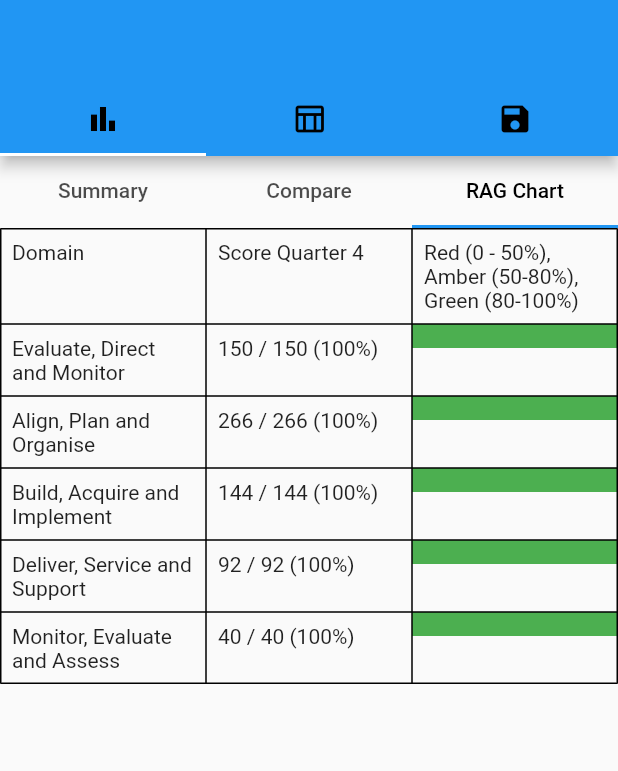
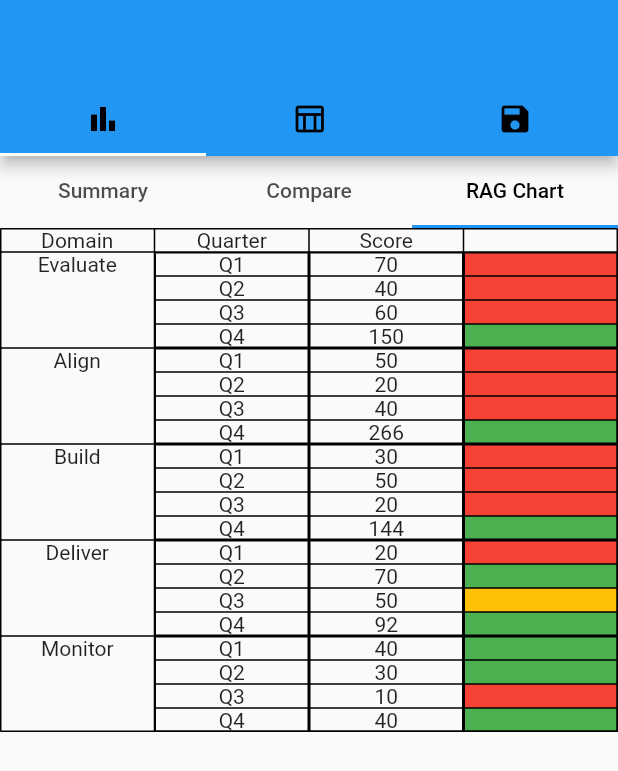
Before and after one commit to bellezhang119/cobit_dss_app, a Flutter app: the screen it shows after launch, tab 3 chosen, on a phone screen of 412 x 824 dp. Shown: the top 771 px of the screen. Run offline on Flutter 3.47's test engine with Material 2 defaults, Android fonts, the phone set to English and light mode, and no system bars; our stand-ins replace cloud_firestore, firebase_core, fl_chart, syncfusion_flutter_charts; missing offline and left inert: charts_common; accounts and stored records are empty.

Commit message:
Updated RAG Chart tab
+Added previous quarters

```diff
--- a/lib/datas/table_data.dart
+++ b/lib/datas/table_data.dart
@@ -165,6 +165,33 @@ class TableData {
     return totalDomainScores;
   }
 
+  static List<int> calculateMaxDomainScores() {
+    List<int> scores = List<int>.filled(40, 0);
+    List<int> weightValues = _weights.values.toList();
+    for (int i = 0; i < 40; i++) {
+      scores[i] = (weightValues[i] * weightValues[i] * 1 + weightValues[i]);
+    }
+
+    List<int> maxDomainScores = List<int>.filled(5, 0);
+
+    maxDomainScores[0] =
+        scores.sublist(0, 5).fold(0, (value, element) => value + element);
+
+    maxDomainScores[1] =
+        scores.sublist(5, 19).fold(0, (value, element) => value + element);
+
+    maxDomainScores[2] =
+        scores.sublist(19, 30).fold(0, (value, element) => value + element);
+
+    maxDomainScores[3] =
+        scores.sublist(30, 36).fold(0, (value, element) => value + element);
+
+    maxDomainScores[4] =
+        scores.sublist(36, 40).fold(0, (values, element) => values + element);
+
+    return maxDomainScores;
+  }
+
   static List<int> calculateDomainScores(List<int> audits) {
     List<int> scores = List<int>.filled(40, 0);
     List<int> weightValues = _weights.values.toList();
--- a/lib/pages/homepage.dart
+++ b/lib/pages/homepage.dart
@@ -184,7 +184,10 @@ class _HomePageState extends State<HomePage> with TickerProviderStateMixin {
                   updateQuarter3Data: updateQuarter3Data,
                   updateQuarter4Data: updateQuarter4Data),
               RAGChartTab(
-                  domainScores: quarter4Data,
+                quarter1Data: quarter1Data,
+                quarter2Data: quarter2Data,
+                quarter3Data: quarter3Data,
+                quarter4Data: quarter4Data,
               ),
             ],
           ),
--- a/lib/tabs/individual_barchart.dart
+++ b/lib/tabs/individual_barchart.dart
@@ -69,10 +69,10 @@ class _IndividualBarChartState extends State<IndividualBarChart> {
                   tooltipBehavior: _tooltip,
                   series: <ChartSeries<Domain, String>>[
                 ColumnSeries<Domain, String>(
-                    dataSource: data,
-                    xValueMapper: (Domain data, _) => data.domain,
-                    yValueMapper: (Domain data, _) => data.score,
-                    color: Colors.black)
+                  dataSource: data,
+                  xValueMapper: (Domain data, _) => data.domain,
+                  yValueMapper: (Domain data, _) => data.score,
+                )
               ]))
         ]))));
   }
--- a/lib/tabs/ragchart_tab.dart
+++ b/lib/tabs/ragchart_tab.dart
@@ -1,76 +1,178 @@
-// ragchart_tab.dart
-
 import 'package:flutter/material.dart';
 import 'dart:math';
 import '../datas/table_data.dart';
 
-class RAGChartTab extends StatelessWidget {
-  final List<int> domainScores;
-  final List<String> domainNames = [
-    'Evaluate, Direct and Monitor',
-    'Align, Plan and Organise',
-    'Build, Acquire and Implement',
-    'Deliver, Service and Support',
-    'Monitor, Evaluate and Assess',
+class RAGChartTab extends StatefulWidget {
+  final List<int> quarter1Data;
+  final List<int> quarter2Data;
+  final List<int> quarter3Data;
+  final List<int> quarter4Data;
+
+  RAGChartTab(
+      {Key? key,
+      required this.quarter1Data,
+      required this.quarter2Data,
+      required this.quarter3Data,
+      required this.quarter4Data})
+      : super(key: key);
+
+  @override
+  _RAGChartTab createState() => _RAGChartTab();
+}
+
+class _RAGChartTab extends State<RAGChartTab> {
+  List<int> get quarter1Data => widget.quarter1Data;
+  List<int> get quarter2Data => widget.quarter2Data;
+  List<int> get quarter3Data => widget.quarter3Data;
+  List<int> get quarter4Data => widget.quarter4Data;
+  List<int> maxDomainScores = TableData.calculateMaxDomainScores();
+
+  List<String> domainNames = [
+    'Evaluate',
+    'Align',
+    'Build',
+    'Deliver',
+    'Monitor',
   ];
 
-  final List<int> domainWeights = [150, 266, 144, 92, 40];
+  List<TableRow> buildRows() {
+    List<TableRow> rows = [];
 
-  RAGChartTab({required this.domainScores});
+    // Build the header row
+    rows.add(
+      TableRow(
+        children: [
+          Center(child: Text('Domain')),
+          Center(child: Text('Quarter')),
+          Center(child: Text('Score')),
+          Text(''),
+        ],
+      ),
+    );
+
+    // Build the data rows dynamically using a for loop
+    for (int i = 0; i < domainNames.length; i++) {
+      rows.add(
+        TableRow(
+          children: [
+            Center(child: Text(domainNames[i])),
+            TableCell(
+              child: Table(
+                border: TableBorder.all(),
+                children: [
+                  TableRow(
+                    children: [Center(child: Text('Q1'))],
+                  ),
+                  TableRow(
+                    children: [Center(child: Text('Q2'))],
+                  ),
+                  TableRow(
+                    children: [Center(child: Text('Q3'))],
+                  ),
+                  TableRow(
+                    children: [Center(child: Text('Q4'))],
+                  ),
+                ],
+              ),
+            ),
+            TableCell(
+              child: Table(
+                border: TableBorder.all(),
+                children: [
+                  TableRow(
+                    children: [
+                      Center(child: Text(widget.quarter1Data[i].toString())),
+                    ],
+                  ),
+                  TableRow(
+                    children: [
+                      Center(child: Text(widget.quarter2Data[i].toString())),
+                    ],
+                  ),
+                  TableRow(
+                    children: [
+                      Center(child: Text(widget.quarter3Data[i].toString())),
+                    ],
+                  ),
+                  TableRow(
+                    children: [
+                      Center(child: Text(widget.quarter4Data[i].toString())),
+                    ],
+                  ),
+                ],
+              ),
+            ),
+            TableCell(
+              child: Table(
+                border: TableBorder.all(),
+                children: [
+                  TableRow(
+                    children: [
+                      Container(
+                        alignment: Alignment.center,
+                        color: getTableCellColor(
+                            widget.quarter1Data[i], maxDomainScores[i]),
+                        child: Text(''),
+                      ),
+                    ],
+                  ),
+                  TableRow(
+                    children: [
+                      Container(
+                        alignment: Alignment.center,
+                        color: getTableCellColor(
+                            widget.quarter2Data[i], maxDomainScores[i]),
+                        child: Text(''),
+                      ),
+                    ],
+                  ),
+                  TableRow(
+                    children: [
+                      Container(
+                        alignment: Alignment.center,
+                        color: getTableCellColor(
+                            widget.quarter3Data[i], maxDomainScores[i]),
+                        child: Text(''),
+                      ),
+                    ],
+                  ),
+                  TableRow(
+                    children: [
+                      Container(
+                        alignment: Alignment.center,
+                        color: getTableCellColor(
+                            widget.quarter4Data[i], maxDomainScores[i]),
+                        child: Text(''),
+                      ),
+                    ],
+                  ),
+                ],
+              ),
+            ),
+          ],
+        ),
+      );
+    }
+
+    return rows;
+  }
 
   @override
   Widget build(BuildContext context) {
-    return _buildTable();
-  }
-
-  Widget _buildTable() {
-    int rowCount = min(domainNames.length, domainScores.length);
-
-    List<TableRow> rows = [];
-    rows.add(_buildTableRow(['Domain', 'Score Quarter 4', 'Red (0 - 50%), Amber (50-80%), Green (80-100%)'])); // Header row
-    for (int i = 0; i < rowCount; i++) {
-      int totalWeight = domainWeights[i];
-      double totalWeightValue = totalWeight.toDouble();
-      double percentage = totalWeightValue != 0 ? (domainScores[i] / totalWeightValue) * 100 : 0;
-      Color? backgroundColor = _getScoreBoxColor(percentage);
-      rows.add(_buildTableRow([
-        domainNames[i],
-        '${domainScores[i]} / $totalWeight (${percentage.toStringAsFixed(0)}%)',
-        backgroundColor,
-      ]));
-    }
-
-    return Table(
-      border: TableBorder.all(),
-      children: rows,
-    );
-  }
-
-  TableRow _buildTableRow(List<dynamic> rowData) {
-    return TableRow(
-      children: rowData.map((cellData) => _buildTableCell(cellData)).toList(),
-    );
-  }
-
-  Widget _buildTableCell(dynamic data) {
-    return TableCell(
-      child: Container(
-        padding: EdgeInsets.all(8.0),
-        color: data is Color ? data : null, // Set the background color for the score box cell
-        child: data is Color ? SizedBox.shrink() : Text( // Use SizedBox.shrink() for empty cell
-          data.toString(),
-          style: TextStyle(
-            color: data is Color ? _getTextColorForScoreBox(data) : null, // Set the text color for the score box cell
-          ),
-        ),
+    return Scaffold(
+      body: Table(
+        border: TableBorder.all(),
+        children: buildRows(),
       ),
     );
   }
 
-  Color _getScoreBoxColor(double percentage) {
-    if (percentage >= 80) {
+  Color getTableCellColor(int score, int maxScore) {
+    double percentage = (score / maxScore);
+
+    if (percentage >= 0.75) {
       return Colors.green;
-    } else if (percentage >= 50) {
+    } else if (percentage >= 0.50) {
       return Colors.amber;
     } else {
       return Colors.red;
--- a/lib/tabs/summary_barchart_tab.dart
+++ b/lib/tabs/summary_barchart_tab.dart
@@ -101,7 +101,7 @@ class _SummaryBarChartState extends State<SummaryBarChart> {
               dataSource: data,
               xValueMapper: (Quarter data, _) => data.quarter,
               yValueMapper: (Quarter data, _) => data.score,
-                color: Colors.black)
+            )
           ]))
     ]))));
   }
```
Lines whose indentation alone changed are shown as unchanged.
